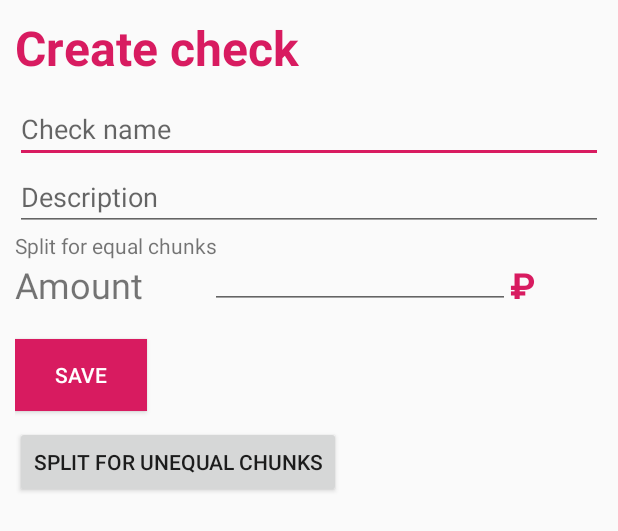
After one commit to TheRecoveryTeam/dengi-deal, an Android app: the layout check_create_fragment.xml on its own in the app's theme, with its tools: preview values and no code run, on a phone screen of 412 x 824 dp. The commit adds this screen. Shown: the top 531 px of the screen. Run offline under Robolectric (Android 15) with nearby library versions, the phone set to English and light mode, and no system bars.

Commit message:
started check create page

```diff
--- /dev/null
+++ b/app/src/main/res/layout/check_create_fragment.xml
@@ -0,0 +1,117 @@
+<?xml version="1.0" encoding="utf-8"?>
+<LinearLayout xmlns:android="http://schemas.android.com/apk/res/android"
+    xmlns:tools="http://schemas.android.com/tools"
+    android:orientation="vertical" android:layout_width="match_parent"
+    android:layout_height="match_parent"
+    android:padding="@dimen/spacingS"
+    >
+
+    <TextView
+        android:layout_width="match_parent"
+        android:layout_height="wrap_content"
+        android:textSize="@dimen/fontSizeH1"
+        android:textColor="@color/colorAccent"
+        android:textStyle="bold"
+        android:text="@string/create_check"
+        android:layout_marginBottom="@dimen/spacingS"
+        />
+
+    <EditText
+        android:id="@+id/check_create_name_input"
+        android:layout_width="match_parent"
+        android:layout_height="wrap_content"
+        android:hint="@string/check_name_placeholder"/>
+
+    <EditText
+        android:id="@+id/check_create_description_input"
+        android:layout_width="match_parent"
+        android:layout_height="wrap_content"
+        android:hint="@string/check_description_placeholder" />
+
+    <LinearLayout
+        android:id="@+id/equal_chunks_block"
+        android:layout_width="match_parent"
+        android:layout_height="wrap_content"
+        android:orientation="vertical"
+        >
+
+        <TextView
+            android:layout_width="wrap_content"
+            android:layout_height="wrap_content"
+            android:text="@string/split_for_equal_chunks"
+            />
+
+        <LinearLayout
+            android:layout_width="match_parent"
+            android:layout_height="wrap_content"
+            android:orientation="horizontal"
+            android:visibility="visible"
+            >
+
+            <TextView
+                android:layout_width="wrap_content"
+                android:layout_height="wrap_content"
+                android:text="@string/amount"
+                android:layout_weight="1"
+                android:textSize="@dimen/fontSizeH2"
+                android:layout_gravity="center_vertical"
+                />
+
+            <EditText
+                android:layout_width="200dp"
+                android:layout_height="match_parent"
+                android:inputType="number"
+                android:textSize="@dimen/fontSizeH2"
+                android:textStyle="bold"
+                android:textColor="@color/colorAccent"
+                />
+
+            <TextView
+                android:layout_width="wrap_content"
+                android:layout_height="wrap_content"
+                android:text="₽"
+                android:textStyle="bold"
+                android:textColor="@color/colorAccent"
+                android:layout_weight="1"
+                android:textSize="@dimen/fontSizeH2"
+                android:layout_gravity="center_vertical"
+
+                tools:ignore="HardcodedText" />
+        </LinearLayout>
+    </LinearLayout>
+
+    <LinearLayout
+        android:id="@+id/unequal_chunks_block"
+        android:layout_width="match_parent"
+        android:layout_height="wrap_content"
+        android:orientation="vertical"
+        android:visibility="gone"
+    >
+        <TextView
+            android:layout_width="wrap_content"
+            android:layout_height="wrap_content"
+            android:text="@string/split_for_unequal_chunks"
+            />
+        <androidx.recyclerview.widget.RecyclerView
+            android:layout_width="match_parent"
+            android:layout_height="wrap_content" />
+    </LinearLayout>
+
+    <Button
+        android:id="@+id/check_create_save_btn"
+        android:layout_marginTop="@dimen/spacingM"
+        android:layout_width="wrap_content"
+        android:layout_height="wrap_content"
+        android:background="@color/colorAccent"
+        android:textColor="@color/white"
+        android:text="@string/save"/>
+
+    <Button
+        android:id="@+id/check_create_toggle_btn"
+        android:layout_width="wrap_content"
+        android:layout_height="wrap_content"
+        android:layout_marginTop="@dimen/spacingS"
+        android:text="@string/split_for_unequal_chunks"
+        />
+
+</LinearLayout>
--- a/app/src/main/res/values/strings.xml
+++ b/app/src/main/res/values/strings.xml
@@ -27,5 +27,12 @@
     <string name="amount_string">%1$d ₽</string>
     <string name="check_chunks_title_text">Amount chunks</string>
     <string name="add_new_check">Add new check</string>
+    <string name="create_check">Create check</string>
+    <string name="check_name_placeholder">Check name</string>
+    <string name="check_description_placeholder">Description</string>
+    <string name="amount">Amount</string>
+    <string name="split_for_equal_chunks">Split for equal chunks</string>
+    <string name="split_for_unequal_chunks">Split for unequal chunks</string>
+    <string name="save">Save</string>
 
 </resources>
```
